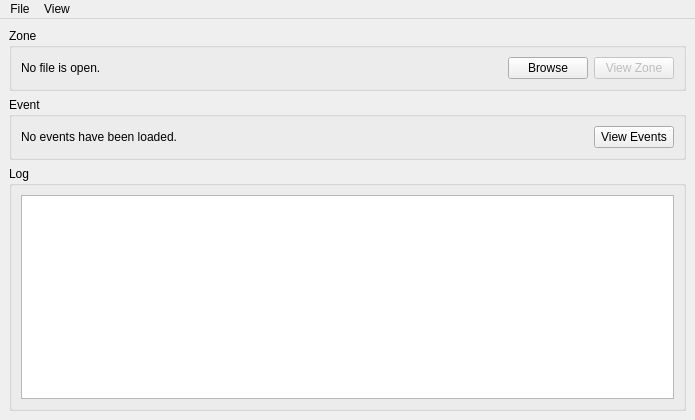
Qt form tools/cathedral/ui/MainWindow.ui (comphack/comp_hack) before a commit.
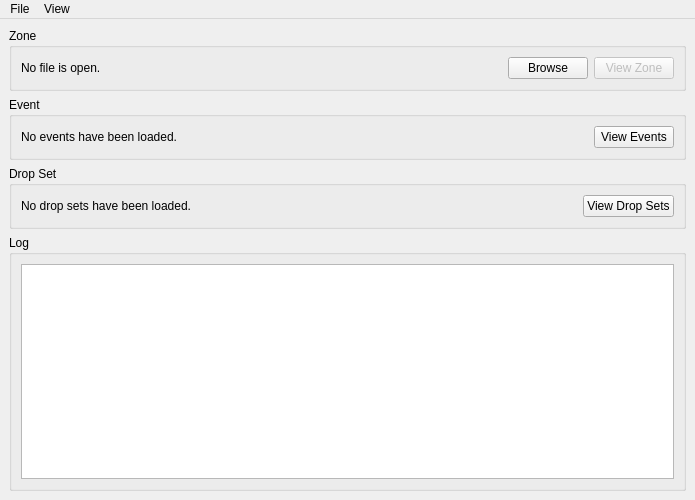
The same form after that commit.

Diff of the .ui file:
```diff
--- a/tools/cathedral/ui/MainWindow.ui
+++ b/tools/cathedral/ui/MainWindow.ui
@@ -7,7 +7,7 @@
     <x>0</x>
     <y>0</y>
     <width>695</width>
-    <height>420</height>
+    <height>500</height>
    </rect>
   </property>
   <property name="windowTitle">
@@ -90,6 +90,35 @@
       </layout>
      </widget>
     </item>
+    <item>
+     <widget class="QGroupBox" name="groupDropSets">
+      <property name="title">
+       <string>Drop Set</string>
+      </property>
+      <layout class="QHBoxLayout" name="dropSetLayout">
+       <item>
+        <widget class="QLabel" name="dropSetCount">
+         <property name="text">
+          <string>No drop sets have been loaded.</string>
+         </property>
+        </widget>
+       </item>
+       <item>
+        <widget class="QPushButton" name="dropSetView">
+         <property name="sizePolicy">
+          <sizepolicy hsizetype="Maximum" vsizetype="Fixed">
+           <horstretch>0</horstretch>
+           <verstretch>0</verstretch>
+          </sizepolicy>
+         </property>
+         <property name="text">
+          <string>View Drop Sets</string>
+         </property>
+        </widget>
+       </item>
+      </layout>
+     </widget>
+    </item>
     <item>
      <widget class="QGroupBox" name="logGroup">
       <property name="title">
```
